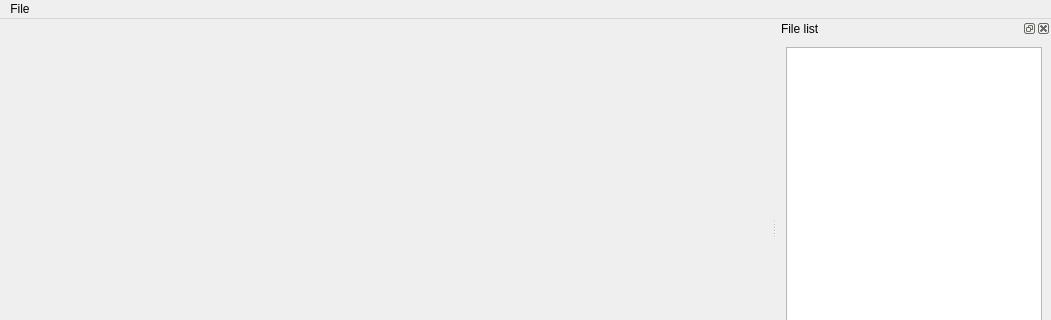
This is nearest_rich_form.ui in IT4211/nearest-rich as Qt 5 draws it before an edit; both pictures show x 0 to 1051 and y 0 to 320 of the 1051 by 693 pixel window. The edited form follows.
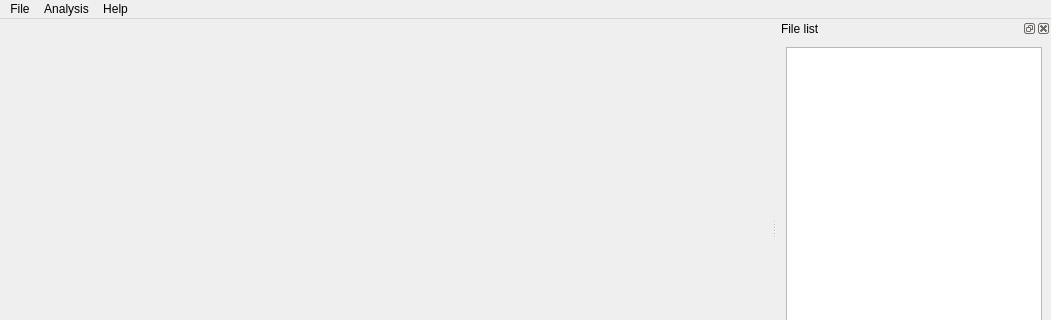
This is the edited form.

Patch:
```diff
--- a/nearest_rich_form.ui
+++ b/nearest_rich_form.ui
@@ -50,8 +50,25 @@
     <property name="title">
      <string>File</string>
     </property>
+    <addaction name="actionOpen"/>
+    <addaction name="actionOpen_Dir"/>
+    <addaction name="actionSave_As"/>
+   </widget>
+   <widget class="QMenu" name="menuAnalysis">
+    <property name="title">
+     <string>Analysis</string>
+    </property>
+    <addaction name="actionStart_Analysis"/>
+   </widget>
+   <widget class="QMenu" name="menuHelp">
+    <property name="title">
+     <string>Help</string>
+    </property>
+    <addaction name="actionAbout"/>
    </widget>
    <addaction name="menuFile"/>
+   <addaction name="menuAnalysis"/>
+   <addaction name="menuHelp"/>
   </widget>
   <widget class="QStatusBar" name="statusbar"/>
   <widget class="QDockWidget" name="dockWidget_filelist">
```
Left out of the diff: 33 changed lines with no effect on the pictures.
